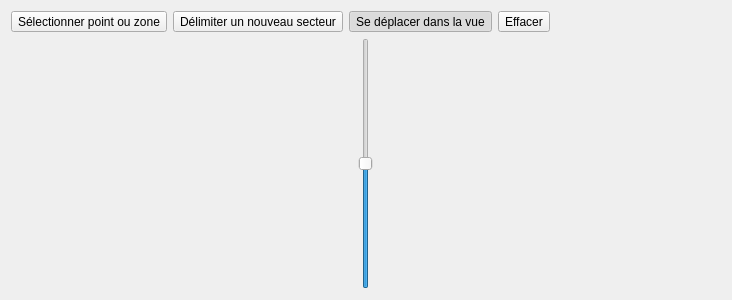
Above: Map/MapFrame.ui from xaviermawet/EcoManager2013Experimental before the change. Below: the same form after it.
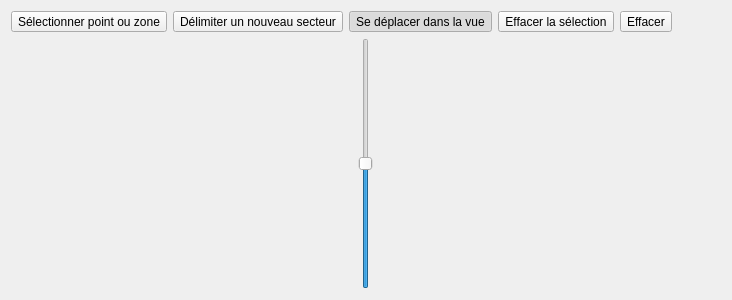
That is the form after the change. Icons and pictures are not drawn.

The edit to the form file:
```diff
--- a/Map/MapFrame.ui
+++ b/Map/MapFrame.ui
@@ -15,7 +15,7 @@
   </property>
   <layout class="QVBoxLayout" name="mainVerticalLayout">
    <item>
-    <layout class="QHBoxLayout" name="headerHorizontalLayout" stretch="0,0,0,0,0">
+    <layout class="QHBoxLayout" name="headerHorizontalLayout" stretch="0,0,0,0,0,0">
      <item>
       <widget class="QToolButton" name="selectPointZoneButton">
        <property name="toolTip">
@@ -79,6 +79,20 @@
        </attribute>
       </widget>
      </item>
+     <item>
+      <widget class="QToolButton" name="eraseSelectionToolButton">
+       <property name="toolTip">
+        <string>Effacer les éléments mis en évidence</string>
+       </property>
+       <property name="text">
+        <string>Effacer la sélection</string>
+       </property>
+       <property name="icon">
+        <iconset resource="../Resources.qrc">
+         <normaloff>:/Resources/Icons/eraser2.png</normaloff>:/Resources/Icons/eraser2.png</iconset>
+       </property>
+      </widget>
+     </item>
      <item>
       <widget class="QToolButton" name="clearToolButton">
        <property name="toolTip">
```
